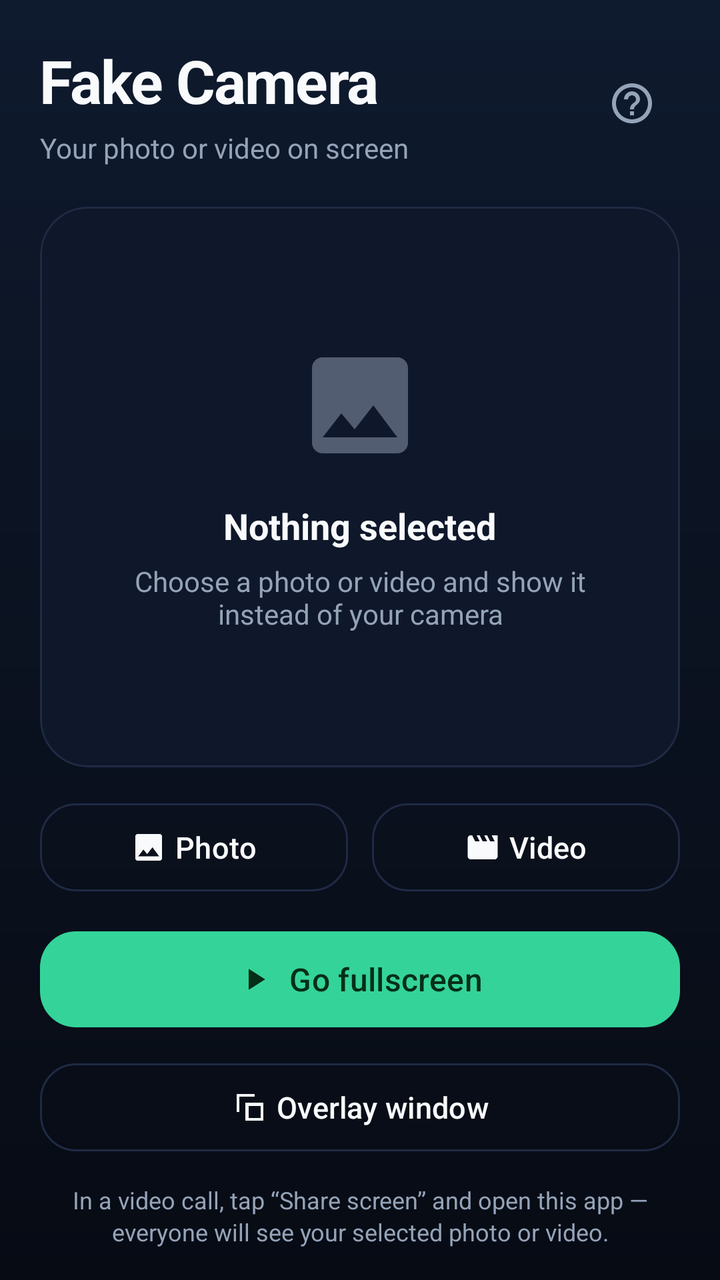
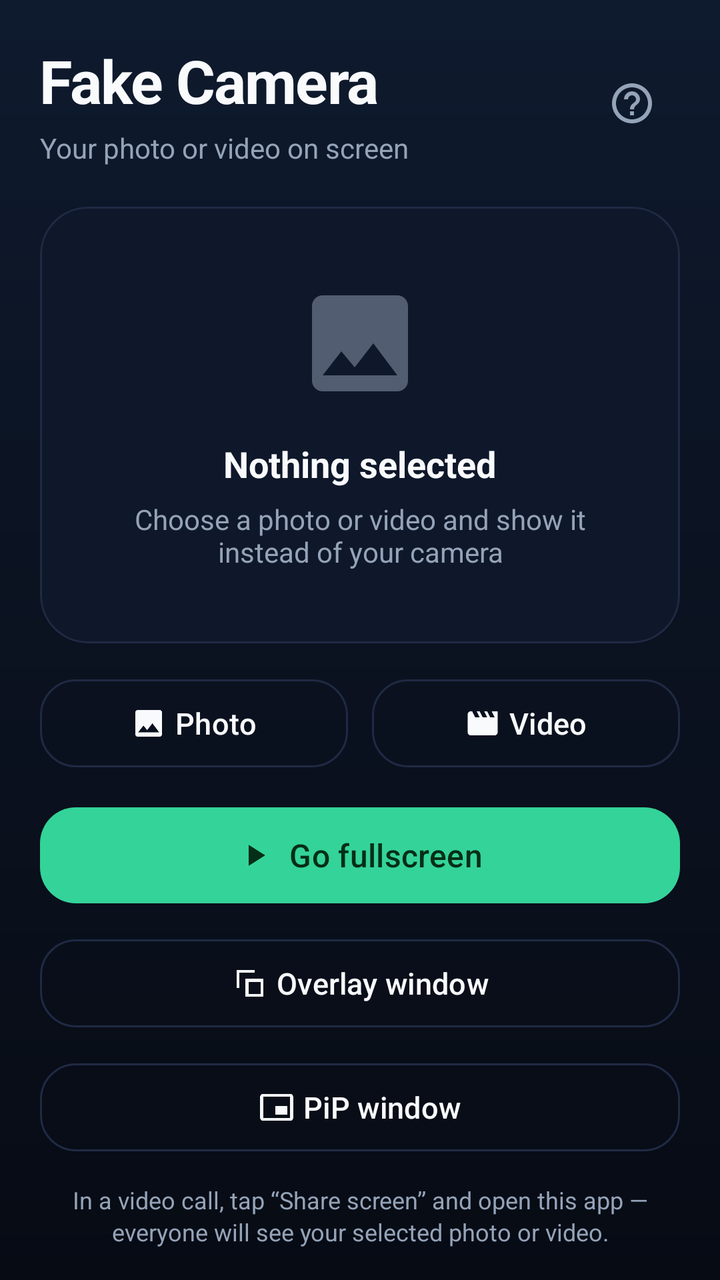

Screens rendered from an Android XML layout before and after an edit, with the pre-edit source and the edit as a unified diff.
<!-- AndroidManifest.xml: application theme Theme.FakeCamera -->
<!-- res/layout/activity_main.xml -->
<?xml version="1.0" encoding="utf-8"?>
<LinearLayout xmlns:android="http://schemas.android.com/apk/res/android"
    xmlns:app="http://schemas.android.com/apk/res-auto"
    android:layout_width="match_parent"
    android:layout_height="match_parent"
    android:background="@drawable/bg_main"
    android:orientation="vertical"
    android:paddingStart="20dp"
    android:paddingTop="20dp"
    android:paddingEnd="20dp"
    android:paddingBottom="16dp">

    <LinearLayout
        android:layout_width="match_parent"
        android:layout_height="wrap_content"
        android:gravity="center_vertical"
        android:orientation="horizontal">

        <LinearLayout
            android:layout_width="0dp"
            android:layout_height="wrap_content"
            android:layout_weight="1"
            android:orientation="vertical">

            <TextView
                android:layout_width="wrap_content"
                android:layout_height="wrap_content"
                android:letterSpacing="-0.02"
                android:text="@string/app_name"
                android:textColor="@color/text_primary"
                android:textSize="30sp"
                android:textStyle="bold" />

            <TextView
                android:layout_width="wrap_content"
                android:layout_height="wrap_content"
                android:layout_marginTop="4dp"
                android:text="@string/subtitle"
                android:textColor="@color/text_secondary"
                android:textSize="14sp" />
        </LinearLayout>

        <ImageButton
            android:id="@+id/btnHelp"
            android:layout_width="48dp"
            android:layout_height="48dp"
            android:background="?attr/selectableItemBackgroundBorderless"
            android:contentDescription="@string/help"
            android:src="@drawable/ic_help"
            app:tint="@color/text_secondary" />
    </LinearLayout>

    <com.google.android.material.card.MaterialCardView
        android:layout_width="match_parent"
        android:layout_height="0dp"
        android:layout_marginTop="20dp"
        android:layout_weight="1"
        app:cardBackgroundColor="@color/surface"
        app:cardCornerRadius="24dp"
        app:cardElevation="0dp"
        app:strokeColor="@color/stroke"
        app:strokeWidth="1dp">

        <FrameLayout
            android:layout_width="match_parent"
            android:layout_height="match_parent"
            android:background="@drawable/bg_preview"
            android:clipToOutline="true">

            <ImageView
                android:id="@+id/previewImage"
                android:layout_width="match_parent"
                android:layout_height="match_parent"
                android:contentDescription="@string/preview"
                android:scaleType="centerCrop"
                android:visibility="gone" />

            <androidx.media3.ui.PlayerView
                android:id="@+id/previewVideo"
                android:layout_width="match_parent"
                android:layout_height="match_parent"
                android:visibility="gone"
                app:resize_mode="zoom"
                app:shutter_background_color="@color/surface"
                app:surface_type="texture_view"
                app:use_controller="false" />

            <ProgressBar
                android:id="@+id/previewLoading"
                style="?android:attr/progressBarStyle"
                android:layout_width="40dp"
                android:layout_height="40dp"
                android:layout_gravity="center"
                android:indeterminateTint="@color/accent"
                android:visibility="gone" />

            <LinearLayout
                android:id="@+id/emptyState"
                android:layout_width="match_parent"
                android:layout_height="match_parent"
                android:gravity="center"
                android:orientation="vertical"
                android:padding="24dp">

                <ImageView
                    android:layout_width="64dp"
                    android:layout_height="64dp"
                    android:alpha="0.5"
                    android:contentDescription="@null"
                    android:src="@drawable/ic_photo"
                    app:tint="@color/text_secondary" />

                <TextView
                    android:layout_width="wrap_content"
                    android:layout_height="wrap_content"
                    android:layout_marginTop="16dp"
                    android:text="@string/empty_title"
                    android:textColor="@color/text_primary"
                    android:textSize="18sp"
                    android:textStyle="bold" />

                <TextView
                    android:layout_width="wrap_content"
                    android:layout_height="wrap_content"
                    android:layout_marginTop="6dp"
                    android:gravity="center"
                    android:text="@string/empty_subtitle"
                    android:textColor="@color/text_secondary"
                    android:textSize="14sp" />
            </LinearLayout>
        </FrameLayout>
    </com.google.android.material.card.MaterialCardView>

    <TextView
        android:id="@+id/fileName"
        android:layout_width="match_parent"
        android:layout_height="wrap_content"
        android:layout_marginTop="10dp"
        android:ellipsize="middle"
        android:gravity="center"
        android:maxLines="1"
        android:textColor="@color/text_secondary"
        android:textSize="13sp"
        android:visibility="gone" />

    <LinearLayout
        android:layout_width="match_parent"
        android:layout_height="wrap_content"
        android:layout_marginTop="14dp"
        android:orientation="horizontal">

        <com.google.android.material.button.MaterialButton
            android:id="@+id/btnPickImage"
            style="@style/Widget.FakeCamera.Button.Outlined"
            android:layout_width="0dp"
            android:layout_height="wrap_content"
            android:layout_marginEnd="6dp"
            android:layout_weight="1"
            android:text="@string/pick_image"
            app:icon="@drawable/ic_photo"
            app:iconGravity="textStart" />

        <com.google.android.material.button.MaterialButton
            android:id="@+id/btnPickVideo"
            style="@style/Widget.FakeCamera.Button.Outlined"
            android:layout_width="0dp"
            android:layout_height="wrap_content"
            android:layout_marginStart="6dp"
            android:layout_weight="1"
            android:text="@string/pick_video"
            app:icon="@drawable/ic_video"
            app:iconGravity="textStart" />
    </LinearLayout>

    <com.google.android.material.button.MaterialButton
        android:id="@+id/btnStart"
        style="@style/Widget.FakeCamera.Button"
        android:layout_width="match_parent"
        android:layout_height="wrap_content"
        android:layout_marginTop="12dp"
        android:enabled="false"
        android:text="@string/start"
        android:textColor="@color/accent_dark"
        app:backgroundTint="@color/accent"
        app:icon="@drawable/ic_play"
        app:iconGravity="textStart"
        app:iconTint="@color/accent_dark" />

    <com.google.android.material.button.MaterialButton
        android:id="@+id/btnOverlay"
        style="@style/Widget.FakeCamera.Button.Outlined"
        android:layout_width="match_parent"
        android:layout_height="wrap_content"
        android:layout_marginTop="10dp"
        android:enabled="false"
        android:text="@string/overlay_start"
        app:icon="@drawable/ic_overlay"
        app:iconGravity="textStart" />

    <TextView
        android:layout_width="match_parent"
        android:layout_height="wrap_content"
        android:layout_marginTop="12dp"
        android:gravity="center"
        android:lineSpacingExtra="2dp"
        android:text="@string/hint_main"
        android:textColor="@color/text_secondary"
        android:textSize="12sp" />

</LinearLayout>
<!-- resources referenced by this layout -->
<resources>
  <color name="accent">#34D399</color>
  <color name="accent_dark">#052E16</color>
  <color name="stroke">#1F2A44</color>
  <color name="surface">#0F172A</color>
  <color name="text_primary">#F8FAFC</color>
  <color name="text_secondary">#94A3B8</color>
  <!-- drawable bg_main (drawable) -->
  <?xml version="1.0" encoding="utf-8"?>
  <shape xmlns:android="http://schemas.android.com/apk/res/android"
      android:shape="rectangle">
      <gradient
          android:angle="270"
          android:centerColor="#0B1220"
          android:endColor="#070B14"
          android:startColor="#0E1A2E"
          android:type="linear" />
  </shape>
  <!-- drawable bg_preview (drawable) -->
  <?xml version="1.0" encoding="utf-8"?>
  <shape xmlns:android="http://schemas.android.com/apk/res/android"
      android:shape="rectangle">
      <solid android:color="@color/surface" />
      <corners android:radius="24dp" />
  </shape>
  <!-- drawable ic_overlay (drawable) -->
  <?xml version="1.0" encoding="utf-8"?>
  <vector xmlns:android="http://schemas.android.com/apk/res/android"
      android:width="24dp"
      android:height="24dp"
      android:viewportWidth="24"
      android:viewportHeight="24">
      <path
          android:fillColor="#FFFFFFFF"
          android:pathData="M3,3h12v2H5v10H3V3zM9,9h12v12H9V9zM11,11v8h8v-8h-8z" />
  </vector>
  <!-- drawable ic_play (drawable) -->
  <?xml version="1.0" encoding="utf-8"?>
  <vector xmlns:android="http://schemas.android.com/apk/res/android"
      android:width="24dp"
      android:height="24dp"
      android:viewportWidth="24"
      android:viewportHeight="24">
      <path
          android:fillColor="#FFFFFFFF"
          android:pathData="M8,5v14l11,-7z" />
  </vector>
  <!-- drawable ic_video (drawable) -->
  <?xml version="1.0" encoding="utf-8"?>
  <vector xmlns:android="http://schemas.android.com/apk/res/android"
      android:width="24dp"
      android:height="24dp"
      android:viewportWidth="24"
      android:viewportHeight="24">
      <path
          android:fillColor="#FFFFFFFF"
          android:pathData="M18,4l2,4h-3l-2,-4h-2l2,4h-3l-2,-4H8l2,4H7L5,4H4c-1.1,0 -1.99,0.9 -1.99,2L2,18c0,1.1 0.9,2 2,2h16c1.1,0 2,-0.9 2,-2V4h-4z" />
  </vector>
  <string name="app_name">Fake Camera</string>
  <string name="empty_subtitle">Choose a photo or video and show it instead of your camera</string>
  <string name="empty_title">Nothing selected</string>
  <string name="help">Help</string>
  <string name="hint_main">In a video call, tap “Share screen” and open this app — everyone will see your selected photo or video.</string>
  <string name="overlay_start">Overlay window</string>
  <string name="pick_image">Photo</string>
  <string name="pick_video">Video</string>
  <string name="preview">Preview</string>
  <string name="start">Go fullscreen</string>
  <string name="subtitle">Your photo or video on screen</string>
  <style name="Widget.FakeCamera.Button" parent="Widget.Material3.Button">
          <item name="android:minHeight">56dp</item>
          <item name="android:textSize">16sp</item>
          <item name="android:textAllCaps">false</item>
          <item name="cornerRadius">18dp</item>
      </style>
  <color name="bg">#0B1220</color>
  <color name="surface_alt">#111C31</color>
  <!-- unchanged entries left out for length: 4 -->
</resources>

<!-- the commit's change to res/layout/activity_main.xml (unified diff, before → after) -->
@@ -197,6 +197,17 @@
         app:icon="@drawable/ic_overlay"
         app:iconGravity="textStart" />
 
+    <com.google.android.material.button.MaterialButton
+        android:id="@+id/btnPip"
+        style="@style/Widget.FakeCamera.Button.Outlined"
+        android:layout_width="match_parent"
+        android:layout_height="wrap_content"
+        android:layout_marginTop="10dp"
+        android:enabled="false"
+        android:text="@string/pip_start"
+        app:icon="@drawable/ic_pip"
+        app:iconGravity="textStart" />
+
     <TextView
         android:layout_width="match_parent"
         android:layout_height="wrap_content"
<!-- resource entries referenced after the edit -->
@@ -35,6 +35,16 @@
           android:fillColor="#FFFFFFFF"
           android:pathData="M3,3h12v2H5v10H3V3zM9,9h12v12H9V9zM11,11v8h8v-8h-8z" />
   </vector>
+  <!-- drawable ic_pip (drawable) -->
+  <vector xmlns:android="http://schemas.android.com/apk/res/android"
+      android:width="24dp"
+      android:height="24dp"
+      android:viewportWidth="24"
+      android:viewportHeight="24">
+      <path
+          android:fillColor="#FFFFFFFF"
+          android:pathData="M19,11h-8v6h8v-6zM21,3H3c-1.1,0 -2,0.9 -2,2v14c0,1.1 0.9,2 2,2h18c1.1,0 2,-0.9 2,-2V5c0,-1.1 -0.9,-2 -2,-2zM21,19H3V5h18v14z" />
+  </vector>
   <!-- drawable ic_play (drawable) -->
   <?xml version="1.0" encoding="utf-8"?>
   <vector xmlns:android="http://schemas.android.com/apk/res/android"
@@ -65,6 +75,7 @@
   <string name="overlay_start">Overlay window</string>
   <string name="pick_image">Photo</string>
   <string name="pick_video">Video</string>
+  <string name="pip_start">PiP window</string>
   <string name="preview">Preview</string>
   <string name="start">Go fullscreen</string>
   <string name="subtitle">Your photo or video on screen</string>
